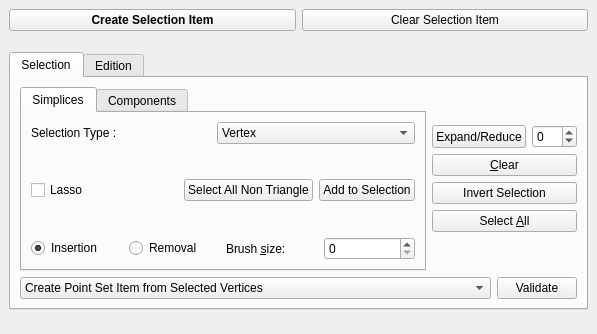
First picture: the form in Polyhedron/demo/Polyhedron/Plugins/PMP/Selection_widget.ui, repository CGAL/cgal, before the edit.
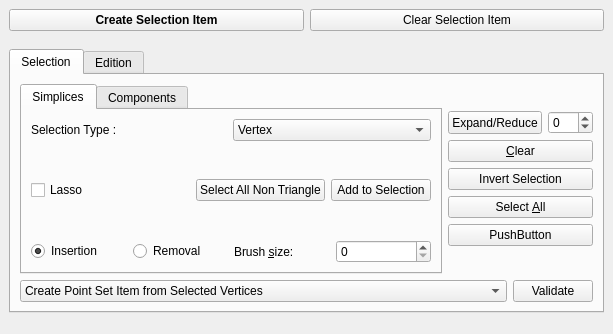
Second picture: the form after the edit.

Commit message: Add face selection expansion to the selection_plugin

What changed in the file:
```diff
--- a/Polyhedron/demo/Polyhedron/Plugins/PMP/Selection_widget.ui
+++ b/Polyhedron/demo/Polyhedron/Plugins/PMP/Selection_widget.ui
@@ -6,7 +6,7 @@
    <rect>
     <x>0</x>
     <y>0</y>
-    <width>597</width>
+    <width>613</width>
     <height>334</height>
    </rect>
   </property>
@@ -429,6 +429,13 @@
               </property>
              </widget>
             </item>
+            <item>
+             <widget class="QPushButton" name="pushButton">
+              <property name="text">
+               <string>PushButton</string>
+              </property>
+             </widget>
+            </item>
             <item>
              <spacer name="verticalSpacer_8">
               <property name="orientation">
```
Left out of the diff: 5 changed lines with no effect on the pictures. The commit also changes 3 other files.
